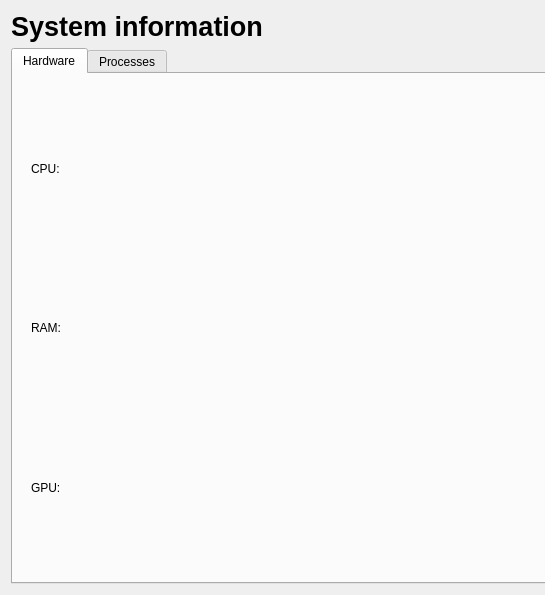
First picture: the form in archcentral/ui/designer/sysinfo.ui, repository szabatoro/archcentral-thesis, before the edit; both pictures show x 0 to 545 and y 0 to 595 of the 856 by 595 pixel window.
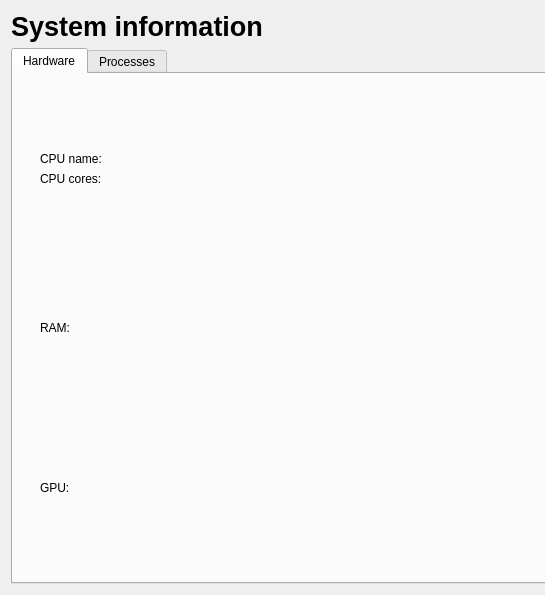
Second picture: the form after the edit. Custom widgets are drawn as their Qt base class.

Commit message: added segments for the different hardware infos instead of just a single label

```diff
--- a/archcentral/ui/designer/sysinfo.ui
+++ b/archcentral/ui/designer/sysinfo.ui
@@ -53,24 +53,127 @@
         <widget class="QWidget" name="info" native="true">
          <layout class="QVBoxLayout" name="verticalLayout_3">
           <item>
-           <widget class="QLabel" name="cpu_info">
-            <property name="text">
-             <string>CPU:</string>
-            </property>
+           <widget class="QWidget" name="cpu_info" native="true">
+            <layout class="QVBoxLayout" name="verticalLayout_4">
+             <item>
+              <spacer name="verticalSpacer">
+               <property name="orientation">
+                <enum>Qt::Orientation::Vertical</enum>
+               </property>
+               <property name="sizeHint" stdset="0">
+                <size>
+                 <width>20</width>
+                 <height>40</height>
+                </size>
+               </property>
+              </spacer>
+             </item>
+             <item>
+              <widget class="QLabel" name="cpu_name">
+               <property name="text">
+                <string>CPU name:</string>
+               </property>
+              </widget>
+             </item>
+             <item>
+              <widget class="QLabel" name="cpu_core_count">
+               <property name="text">
+                <string>CPU cores:</string>
+               </property>
+              </widget>
+             </item>
+             <item>
+              <spacer name="verticalSpacer_2">
+               <property name="orientation">
+                <enum>Qt::Orientation::Vertical</enum>
+               </property>
+               <property name="sizeHint" stdset="0">
+                <size>
+                 <width>20</width>
+                 <height>40</height>
+                </size>
+               </property>
+              </spacer>
+             </item>
+            </layout>
            </widget>
           </item>
           <item>
-           <widget class="QLabel" name="ram_info">
-            <property name="text">
-             <string>RAM:</string>
-            </property>
+           <widget class="QWidget" name="ram_info" native="true">
+            <layout class="QVBoxLayout" name="verticalLayout_5">
+             <item>
+              <spacer name="verticalSpacer_3">
+               <property name="orientation">
+                <enum>Qt::Orientation::Vertical</enum>
+               </property>
+               <property name="sizeHint" stdset="0">
+                <size>
+                 <width>20</width>
+                 <height>40</height>
+                </size>
+               </property>
+              </spacer>
+             </item>
+             <item>
+              <widget class="QLabel" name="ram_amount">
+               <property name="text">
+                <string>RAM:</string>
+               </property>
+              </widget>
+             </item>
+             <item>
+              <spacer name="verticalSpacer_4">
+               <property name="orientation">
+                <enum>Qt::Orientation::Vertical</enum>
+               </property>
+               <property name="sizeHint" stdset="0">
+                <size>
+                 <width>20</width>
+                 <height>40</height>
+                </size>
+               </property>
+              </spacer>
+             </item>
+            </layout>
            </widget>
           </item>
           <item>
-           <widget class="QLabel" name="gpu_info">
-            <property name="text">
-             <string>GPU:</string>
-            </property>
+           <widget class="QWidget" name="gpu_info" native="true">
+            <layout class="QVBoxLayout" name="verticalLayout_6">
+             <item>
+              <spacer name="verticalSpacer_5">
+               <property name="orientation">
+                <enum>Qt::Orientation::Vertical</enum>
+               </property>
+               <property name="sizeHint" stdset="0">
+                <size>
+                 <width>20</width>
+                 <height>40</height>
+                </size>
+               </property>
+              </spacer>
+             </item>
+             <item>
+              <widget class="QLabel" name="gpu_name">
+               <property name="text">
+                <string>GPU:</string>
+               </property>
+              </widget>
+             </item>
+             <item>
+              <spacer name="verticalSpacer_6">
+               <property name="orientation">
+                <enum>Qt::Orientation::Vertical</enum>
+               </property>
+               <property name="sizeHint" stdset="0">
+                <size>
+                 <width>20</width>
+                 <height>40</height>
+                </size>
+               </property>
+              </spacer>
+             </item>
+            </layout>
            </widget>
           </item>
          </layout>
```
Left out of the diff: 2 changed lines with no effect on the pictures. The commit also changes 1 other file.
